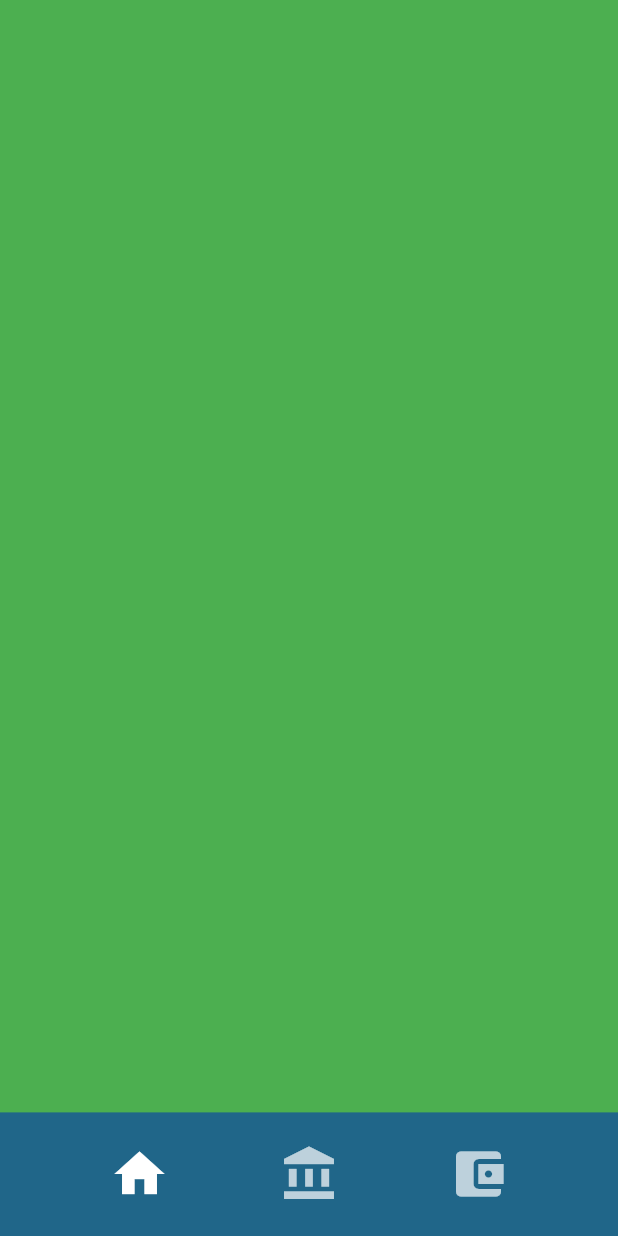
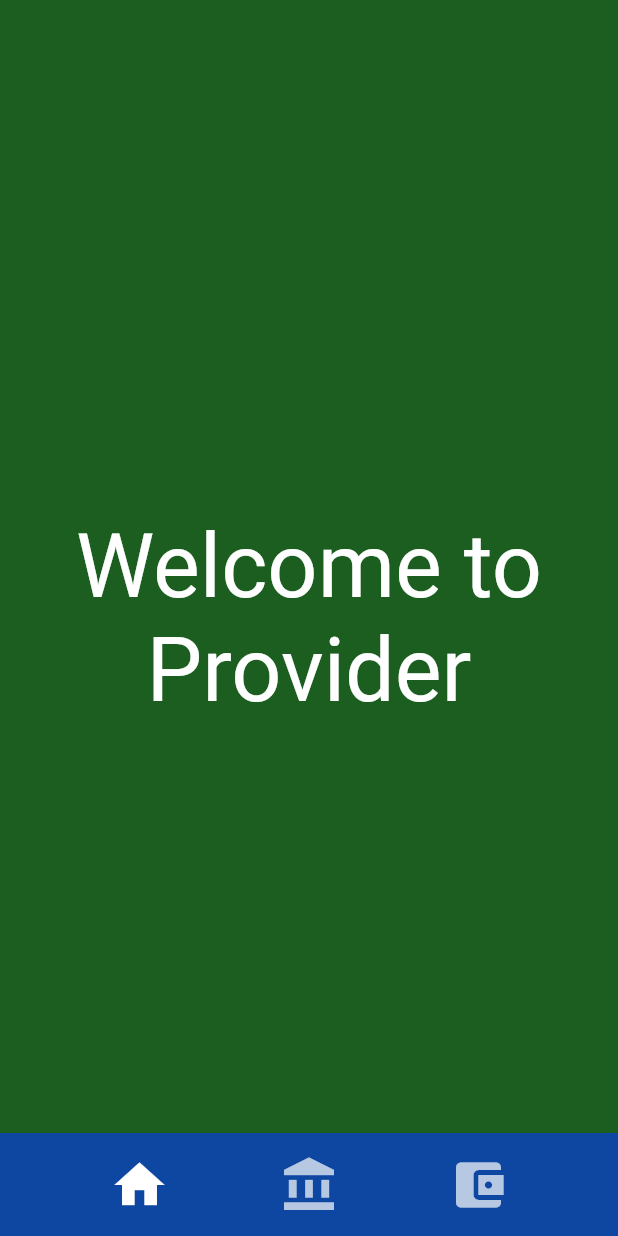
Before and after one commit to samrat19/navigation_with_provider, a Flutter app: the screen it shows after launch, item 2 of the bottom bar chosen, after a tap on the "home" icon, on a phone screen of 412 x 824 dp. Run offline on Flutter 3.47's test engine with Material 2 defaults, Android fonts, the phone set to English and light mode, and no system bars.

Commit message:
makes the necessary changes

```diff
--- a/lib/logic/change_screen.dart
+++ b/lib/logic/change_screen.dart
@@ -2,22 +2,22 @@ import 'package:flutter/material.dart';
 
 class ChangeScreen extends ChangeNotifier {
 
-  var currentScreen = Screen.screenOne;
+  var currentScreen = AllScreens.screenOne;
 
   routeScreen(String screenName){
     if(screenName == "one"){
-      currentScreen = Screen.screenOne;
+      currentScreen = AllScreens.screenOne;
     }else if(screenName == "two"){
-      currentScreen = Screen.screenTwo;
+      currentScreen = AllScreens.screenTwo;
     }else{
-      currentScreen = Screen.screenThree;
+      currentScreen = AllScreens.screenThree;
     }
 
     notifyListeners();
   }
 }
 
-enum Screen {
+enum AllScreens {
   screenOne,
   screenTwo,
   screenThree,
--- a/lib/screen/root_screen.dart
+++ b/lib/screen/root_screen.dart
@@ -2,6 +2,7 @@ import 'package:flutter/material.dart';
 import 'package:navigationcheck/logic/change_screen.dart';
 import 'package:navigationcheck/screen/scree_two.dart';
 import 'package:navigationcheck/screen/screen_one.dart';
+import 'package:navigationcheck/screen/screen_three.dart';
 import 'package:provider/provider.dart';
 
 class RootScreen extends StatelessWidget {
@@ -20,17 +21,17 @@ class RootScreen extends StatelessWidget {
           width: width,
           child: Stack(
             children: [
-              screen.currentScreen == Screen.screenOne
+              screen.currentScreen == AllScreens.screenOne
                   ? ScreenOne()
-                  : screen.currentScreen == Screen.screenTwo
+                  : screen.currentScreen == AllScreens.screenTwo
                       ? ScreenTwo()
-                      : Screen.screenThree,
+                      : ScreenThree(),
               Positioned(
                 bottom: 0.0,
                 child: Container(
-                  height: height / 10,
+                  height: height / 12,
                   width: width,
-                  color: Colors.blue[900].withOpacity(0.7),
+                  color: Colors.blue[900],
                   child: Row(
                     mainAxisAlignment: MainAxisAlignment.spaceEvenly,
                     children: [
@@ -41,7 +42,7 @@ class RootScreen extends StatelessWidget {
                         child: Icon(
                           Icons.home,
                           size: 40.0,
-                          color: screen.currentScreen == Screen.screenOne
+                          color: screen.currentScreen == AllScreens.screenOne
                               ? Colors.white
                               : Colors.white70,
                         ),
@@ -53,7 +54,7 @@ class RootScreen extends StatelessWidget {
                         child: Icon(
                           Icons.account_balance,
                           size: 40.0,
-                          color: screen.currentScreen == Screen.screenTwo
+                          color: screen.currentScreen == AllScreens.screenTwo
                               ? Colors.white
                               : Colors.white70,
                         ),
@@ -65,7 +66,7 @@ class RootScreen extends StatelessWidget {
                         child: Icon(
                           Icons.account_balance_wallet,
                           size: 40.0,
-                          color: screen.currentScreen == Screen.screenThree
+                          color: screen.currentScreen == AllScreens.screenThree
                               ? Colors.white
                               : Colors.white70,
                         ),
--- a/lib/screen/scree_two.dart
+++ b/lib/screen/scree_two.dart
@@ -8,7 +8,17 @@ class ScreenTwo extends StatelessWidget {
     return Container(
       height: height,
       width: width,
-      color: Colors.pink,
+      color: Colors.redAccent,
+      child: Center(
+        child: Text(
+          'Second Screen',
+          textAlign: TextAlign.center,
+          style: TextStyle(
+            color: Colors.white,
+            fontSize: height / 14,
+          ),
+        ),
+      ),
     );
   }
 }
--- a/lib/screen/screen_one.dart
+++ b/lib/screen/screen_one.dart
@@ -8,7 +8,17 @@ class ScreenOne extends StatelessWidget {
     return Container(
       height: height,
       width: width,
-      color: Colors.green,
+      color: Colors.green[900],
+      child: Center(
+        child: Text(
+          'Welcome to Provider',
+          textAlign: TextAlign.center,
+          style: TextStyle(
+            color: Colors.white,
+            fontSize: height / 14,
+          ),
+        ),
+      ),
     );
   }
 }
--- a/lib/screen/screen_three.dart
+++ b/lib/screen/screen_three.dart
@@ -8,7 +8,16 @@ class ScreenThree extends StatelessWidget {
     return Container(
       height: height,
       width: width,
-      color: Colors.purpleAccent,
+      color: Colors.teal[900],
+      child: Center(
+        child: Text(
+          'Third Screen',
+          style: TextStyle(
+            color: Colors.white,
+            fontSize: height / 12,
+          ),
+        ),
+      ),
     );
   }
 }
```
